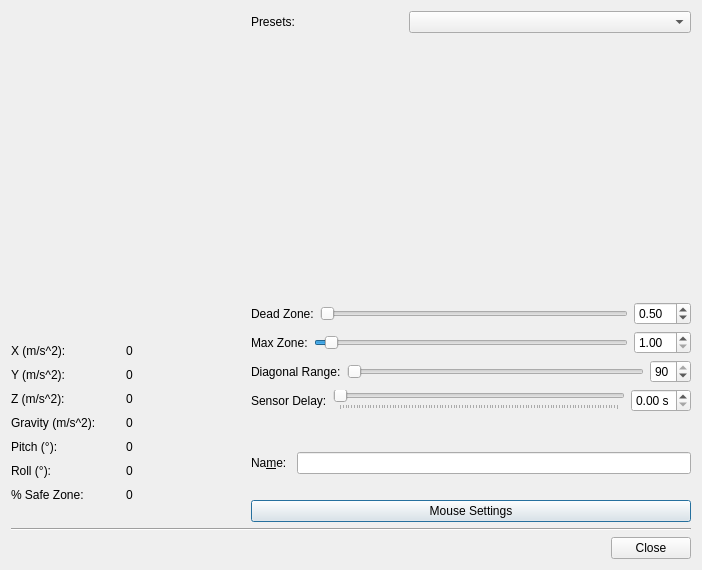
mmmaisel/antimicrox, file src/gui/joysensoreditdialog.ui: the form before one commit.
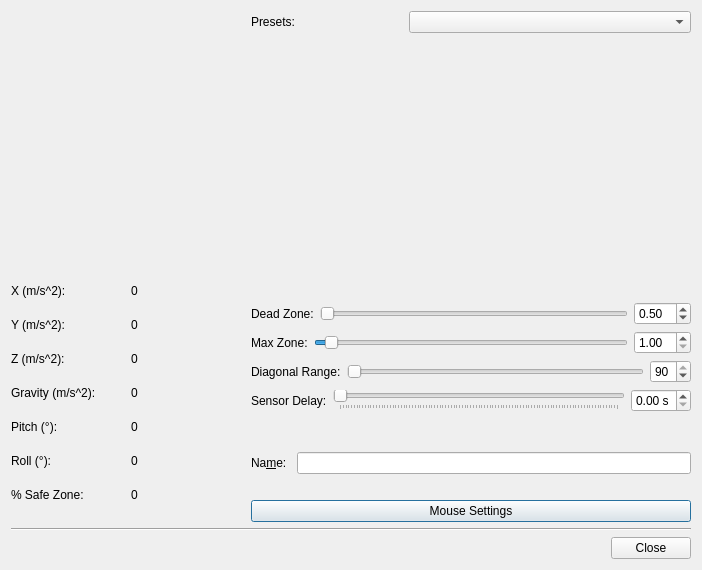
The form after the commit. Icons and pictures are not drawn. Custom widgets are drawn as their Qt base class.

```diff
--- a/src/gui/joysensoreditdialog.ui
+++ b/src/gui/joysensoreditdialog.ui
@@ -94,13 +94,21 @@
         </spacer>
        </item>
        <item>
-        <layout class="QVBoxLayout" name="verticalLayout">
-         <property name="spacing">
-          <number>10</number>
-         </property>
-         <item>
-          <layout class="QHBoxLayout" name="horizontalLayout_5">
-           <item>
+        <layout class="QGridLayout" name="gridLayout">
+         <item row="5" column="1">
+          <widget class="QLabel" name="rollValue">
+           <property name="sizePolicy">
+            <sizepolicy hsizetype="Preferred" vsizetype="Fixed">
+             <horstretch>0</horstretch>
+             <verstretch>0</verstretch>
+            </sizepolicy>
+           </property>
+           <property name="text">
+            <string>0</string>
+           </property>
+          </widget>
+         </item>
+         <item row="0" column="0">
             <widget class="QLabel" name="xCoordinateLabel">
              <property name="sizePolicy">
               <sizepolicy hsizetype="Preferred" vsizetype="Fixed">
@@ -113,73 +121,7 @@
              </property>
             </widget>
            </item>
-           <item>
-            <widget class="QLabel" name="xCoordinateValue">
-             <property name="sizePolicy">
-              <sizepolicy hsizetype="Preferred" vsizetype="Fixed">
-               <horstretch>0</horstretch>
-               <verstretch>0</verstretch>
-              </sizepolicy>
-             </property>
-             <property name="minimumSize">
-              <size>
-               <width>0</width>
-               <height>0</height>
-              </size>
-             </property>
-             <property name="text">
-              <string>0</string>
-             </property>
-            </widget>
-           </item>
-          </layout>
-         </item>
-         <item>
-          <layout class="QHBoxLayout" name="horizontalLayout_6">
-           <item>
-            <widget class="QLabel" name="yCoordinateLabel">
-             <property name="sizePolicy">
-              <sizepolicy hsizetype="Preferred" vsizetype="Fixed">
-               <horstretch>0</horstretch>
-               <verstretch>0</verstretch>
-              </sizepolicy>
-             </property>
-             <property name="text">
-              <string>Y (m/s^2):</string>
-             </property>
-            </widget>
-           </item>
-           <item>
-            <widget class="QLabel" name="yCoordinateValue">
-             <property name="sizePolicy">
-              <sizepolicy hsizetype="Preferred" vsizetype="Fixed">
-               <horstretch>0</horstretch>
-               <verstretch>0</verstretch>
-              </sizepolicy>
-             </property>
-             <property name="text">
-              <string>0</string>
-             </property>
-            </widget>
-           </item>
-          </layout>
-         </item>
-         <item>
-          <layout class="QHBoxLayout" name="horizontalLayout_106">
-           <item>
-            <widget class="QLabel" name="zCoordinateLabel">
-             <property name="sizePolicy">
-              <sizepolicy hsizetype="Preferred" vsizetype="Fixed">
-               <horstretch>0</horstretch>
-               <verstretch>0</verstretch>
-              </sizepolicy>
-             </property>
-             <property name="text">
-              <string>Z (m/s^2):</string>
-             </property>
-            </widget>
-           </item>
-           <item>
+         <item row="2" column="1">
             <widget class="QLabel" name="zCoordinateValue">
              <property name="sizePolicy">
               <sizepolicy hsizetype="Preferred" vsizetype="Fixed">
@@ -192,11 +134,33 @@
              </property>
             </widget>
            </item>
-          </layout>
+         <item row="4" column="1">
+          <widget class="QLabel" name="pitchValue">
+           <property name="sizePolicy">
+            <sizepolicy hsizetype="Preferred" vsizetype="Fixed">
+             <horstretch>0</horstretch>
+             <verstretch>0</verstretch>
+            </sizepolicy>
+           </property>
+           <property name="text">
+            <string>0</string>
+           </property>
+          </widget>
          </item>
-         <item>
-          <layout class="QHBoxLayout" name="accelLayout">
-           <item>
+         <item row="1" column="1">
+          <widget class="QLabel" name="yCoordinateValue">
+           <property name="sizePolicy">
+            <sizepolicy hsizetype="Preferred" vsizetype="Fixed">
+             <horstretch>0</horstretch>
+             <verstretch>0</verstretch>
+            </sizepolicy>
+           </property>
+           <property name="text">
+            <string>0</string>
+           </property>
+          </widget>
+         </item>
+         <item row="3" column="0">
             <widget class="QLabel" name="gravityLabel">
              <property name="sizePolicy">
               <sizepolicy hsizetype="Preferred" vsizetype="Fixed">
@@ -209,7 +173,7 @@
              </property>
             </widget>
            </item>
-           <item>
+         <item row="3" column="1">
             <widget class="QLabel" name="gravityValue">
              <property name="sizePolicy">
               <sizepolicy hsizetype="Preferred" vsizetype="Fixed">
@@ -222,11 +186,7 @@
              </property>
             </widget>
            </item>
-          </layout>
-         </item>
-         <item>
-          <layout class="QHBoxLayout" name="horizontalLayout_8">
-           <item>
+         <item row="4" column="0">
             <widget class="QLabel" name="pitchLabel">
              <property name="sizePolicy">
               <sizepolicy hsizetype="Preferred" vsizetype="Fixed">
@@ -239,24 +199,7 @@
              </property>
             </widget>
            </item>
-           <item>
-            <widget class="QLabel" name="pitchValue">
-             <property name="sizePolicy">
-              <sizepolicy hsizetype="Preferred" vsizetype="Fixed">
-               <horstretch>0</horstretch>
-               <verstretch>0</verstretch>
-              </sizepolicy>
-             </property>
-             <property name="text">
-              <string>0</string>
-             </property>
-            </widget>
-           </item>
-          </layout>
-         </item>
-         <item>
-          <layout class="QHBoxLayout" name="horizontalLayout_108">
-           <item>
+         <item row="5" column="0">
             <widget class="QLabel" name="rollLabel">
              <property name="sizePolicy">
               <sizepolicy hsizetype="Preferred" vsizetype="Fixed">
@@ -269,24 +212,52 @@
              </property>
             </widget>
            </item>
-           <item>
-            <widget class="QLabel" name="rollValue">
+         <item row="2" column="0">
+          <widget class="QLabel" name="zCoordinateLabel">
              <property name="sizePolicy">
               <sizepolicy hsizetype="Preferred" vsizetype="Fixed">
                <horstretch>0</horstretch>
                <verstretch>0</verstretch>
               </sizepolicy>
+           </property>
+           <property name="text">
+            <string>Z (m/s^2):</string>
+           </property>
+          </widget>
+         </item>
+         <item row="0" column="1">
+          <widget class="QLabel" name="xCoordinateValue">
+           <property name="sizePolicy">
+            <sizepolicy hsizetype="Preferred" vsizetype="Fixed">
+             <horstretch>0</horstretch>
+             <verstretch>0</verstretch>
+            </sizepolicy>
+           </property>
+           <property name="minimumSize">
+            <size>
+             <width>0</width>
+             <height>0</height>
+            </size>
              </property>
              <property name="text">
               <string>0</string>
              </property>
             </widget>
            </item>
-          </layout>
+         <item row="1" column="0">
+          <widget class="QLabel" name="yCoordinateLabel">
+           <property name="sizePolicy">
+            <sizepolicy hsizetype="Preferred" vsizetype="Fixed">
+             <horstretch>0</horstretch>
+             <verstretch>0</verstretch>
+            </sizepolicy>
+           </property>
+           <property name="text">
+            <string>Y (m/s^2):</string>
+           </property>
+          </widget>
          </item>
-         <item>
-          <layout class="QHBoxLayout" name="horizontalLayout_9">
-           <item>
+         <item row="6" column="0">
             <widget class="QLabel" name="fromSafeZoneLabel">
              <property name="sizePolicy">
               <sizepolicy hsizetype="Preferred" vsizetype="Fixed">
@@ -299,7 +270,7 @@
              </property>
             </widget>
            </item>
-           <item>
+         <item row="6" column="1">
             <widget class="QLabel" name="fromSafeZoneValueLabel">
              <property name="sizePolicy">
               <sizepolicy hsizetype="Preferred" vsizetype="Fixed">
@@ -311,8 +282,6 @@
               <string>0</string>
              </property>
             </widget>
-           </item>
-          </layout>
          </item>
         </layout>
        </item>
```
Lines whose indentation alone changed are shown as unchanged.
